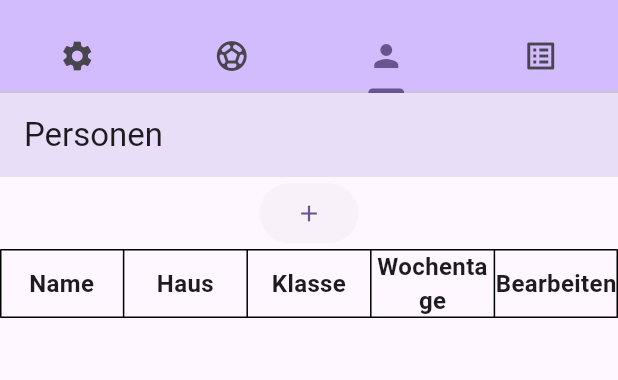
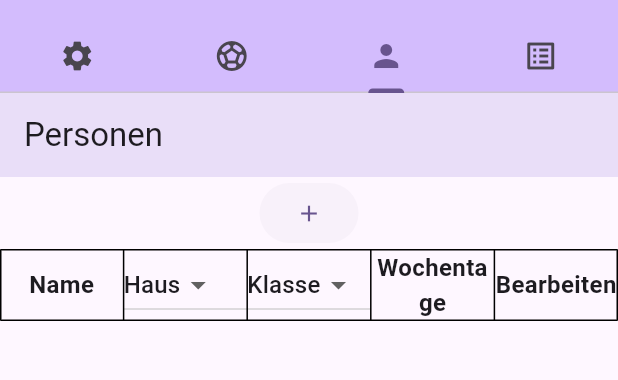
Before and after one commit to Jonathan-Hollenbeck/AG-Selector, a Flutter app: the screen it shows after launch, tab 3 chosen, on a phone screen of 412 x 824 dp, the part 63-443 px from its top. Run offline on Flutter 3.47's test engine with Material 3 defaults, Android fonts, the phone set to English and light mode, and no system bars; our stand-ins replace pdf, sqflite_common_ffi, sqflite_common_ffi_web; accounts and stored records are empty.

Commit message:
added filter for person list

```diff
--- a/lib/view/person/person_list.dart
+++ b/lib/view/person/person_list.dart
@@ -16,8 +16,13 @@ class PersonList extends StatefulWidget {
 
 class _PersonListState extends State<PersonList> {
   List<Person> persons = [];
+  List<AG> ags = [];
 
-  List<AG> ags = [];
+  Set<String> filterHouseSet = {};
+  Set<String> filterSchoolClassSet = {};
+
+  String filterHouse = "Haus";
+  String filterSchoolClass = "Klasse";
 
   @override
   void initState() {
@@ -33,8 +38,15 @@ class _PersonListState extends State<PersonList> {
   }
 
   void reloadPersons() async {
-    persons = await widget.persistenceManager.loadPersons();
+    persons = await widget.persistenceManager
+        .loadPersonsFilter(filterHouse, filterSchoolClass);
     persons.sort((a, b) => a.house.toLowerCase().compareTo(b.house));
+    for (Person person in persons) {
+      filterHouseSet.add(person.house);
+      filterSchoolClassSet.add(person.schoolClass);
+    }
+    filterHouseSet.add("Haus");
+    filterSchoolClassSet.add("Klasse");
     setState(() {});
   }
 
@@ -99,32 +111,50 @@ class _PersonListState extends State<PersonList> {
               border: TableBorder.all(),
               defaultVerticalAlignment: TableCellVerticalAlignment.middle,
               children: [
-                const TableRow(children: [
-                  Text(
+                TableRow(children: [
+                  const Text(
                     "Name",
                     textAlign: TextAlign.center,
                     style:
                         TextStyle(fontWeight: FontWeight.bold, fontSize: 16.0),
                   ),
-                  Text(
-                    "Haus",
-                    textAlign: TextAlign.center,
-                    style:
-                        TextStyle(fontWeight: FontWeight.bold, fontSize: 16.0),
+                  DropdownButton(
+                    value: filterHouse,
+                    items: filterHouseSet
+                        .map<DropdownMenuItem<String>>(
+                          (String value) => DropdownMenuItem(
+                              value: value, child: Text(value)),
+                        )
+                        .toList(),
+                    onChanged: (String? value) {
+                      if (value != null) {
+                        filterHouse = value;
+                        reloadPersons();
+                      }
+                    },
                   ),
-                  Text(
-                    "Klasse",
-                    textAlign: TextAlign.center,
-                    style:
-                        TextStyle(fontWeight: FontWeight.bold, fontSize: 16.0),
+                  DropdownButton(
+                    value: filterSchoolClass,
+                    items: filterSchoolClassSet
+                        .map<DropdownMenuItem<String>>(
+                          (String value) => DropdownMenuItem(
+                              value: value, child: Text(value)),
+                        )
+                        .toList(),
+                    onChanged: (String? value) {
+                      if (value != null) {
+                        filterSchoolClass = value;
+                        reloadPersons();
+                      }
+                    },
                   ),
-                  Text(
+                  const Text(
                     "Wochentage",
                     textAlign: TextAlign.center,
                     style:
                         TextStyle(fontWeight: FontWeight.bold, fontSize: 16.0),
                   ),
-                  Text(
+                  const Text(
                     "Bearbeiten",
                     textAlign: TextAlign.center,
                     style:
```
Also changed, not shown: lib/controller/persistence/persistence_person.dart (+14 -2 lines).
